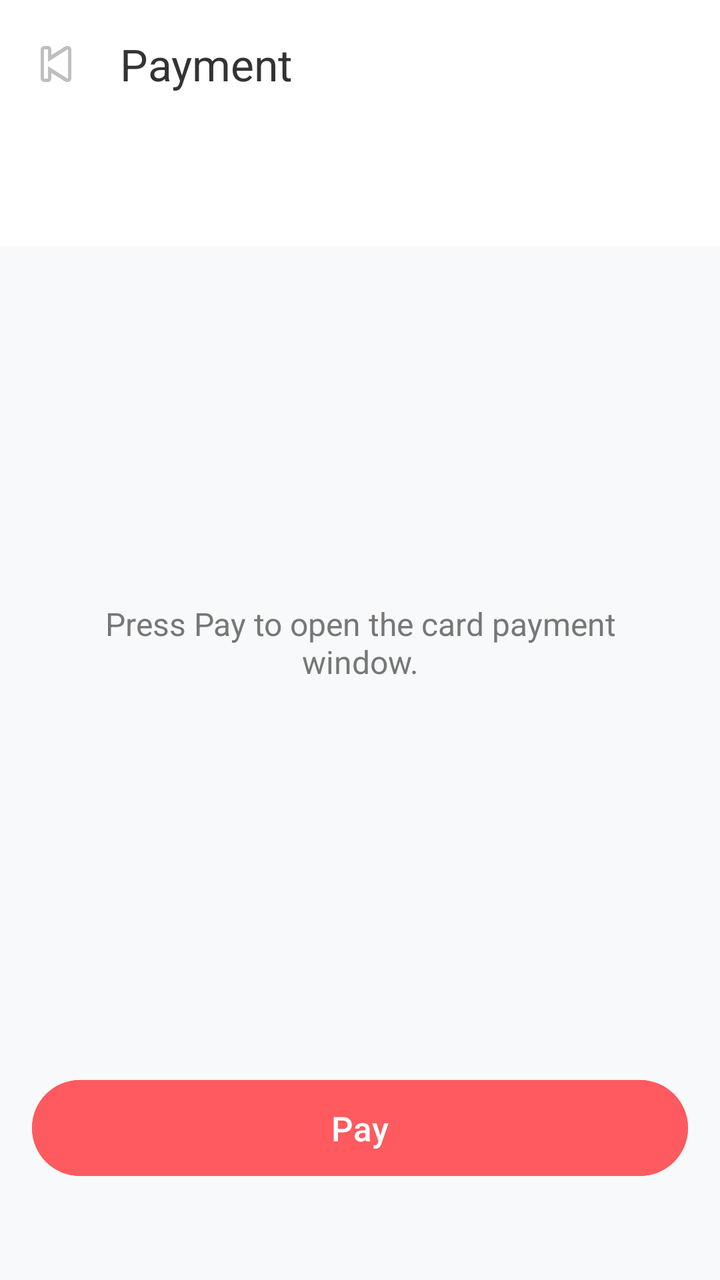
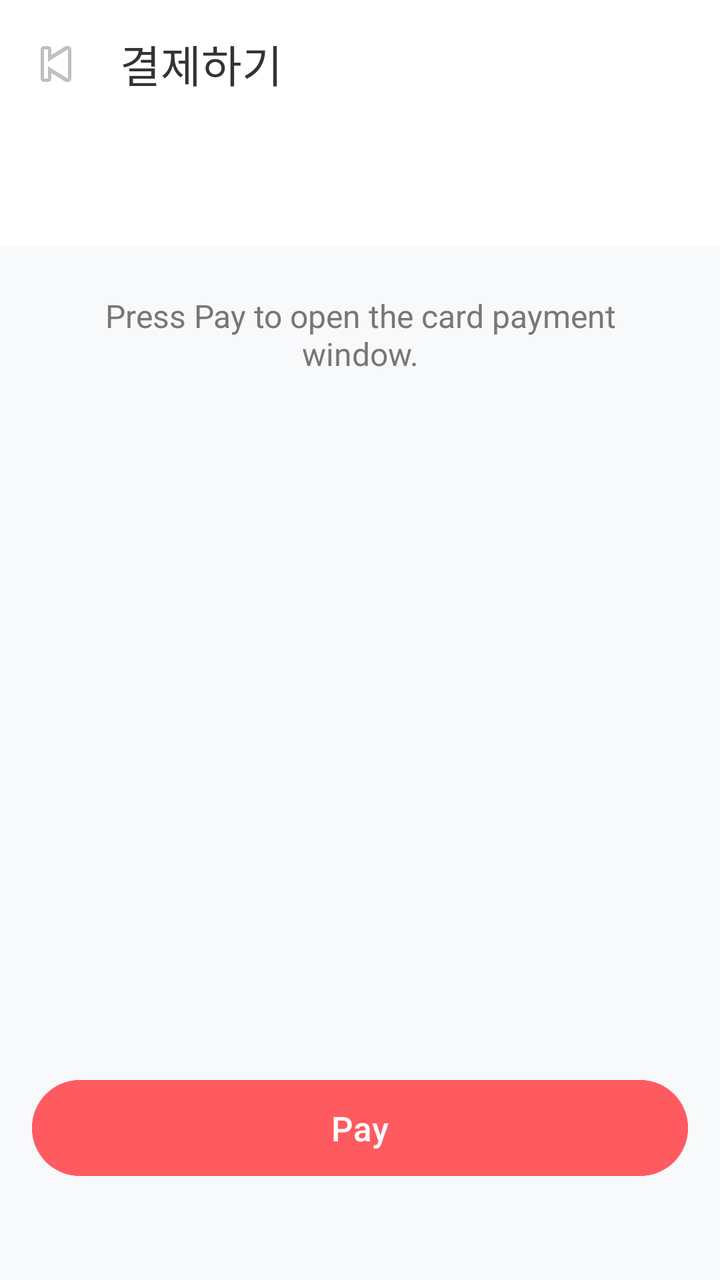

Two renders of the same Android screen: before a commit and after it. Below are the layout's source before the change and the commit's diff.
<!-- AndroidManifest.xml: application theme Theme.Payclient -->
<!-- res/layout/fragment_payment.xml -->
<?xml version="1.0" encoding="utf-8"?>
<androidx.coordinatorlayout.widget.CoordinatorLayout
    xmlns:android="http://schemas.android.com/apk/res/android"
    xmlns:app="http://schemas.android.com/apk/res-auto"
    android:layout_width="match_parent"
    android:layout_height="match_parent"
    android:background="#F8F9FA">

    <com.google.android.material.appbar.AppBarLayout
        android:layout_width="match_parent"
        android:layout_height="wrap_content">

        <androidx.appcompat.widget.Toolbar
            android:id="@+id/toolbar_payment"
            android:layout_width="match_parent"
            android:layout_height="?attr/actionBarSize"
            android:background="#FFFFFF"
            app:navigationIcon="@android:drawable/ic_media_previous"
            app:title="Payment"
            app:titleTextColor="#333333" />
    </com.google.android.material.appbar.AppBarLayout>

    <LinearLayout
        android:layout_width="match_parent"
        android:layout_height="match_parent"
        android:orientation="vertical"
        app:layout_behavior="@string/appbar_scrolling_view_behavior">

        <TextView
            android:id="@+id/tv_payment_amount"
            android:layout_width="match_parent"
            android:layout_height="wrap_content"
            android:background="#FFFFFF"
            android:padding="16dp"
            android:textColor="#FF5A5F"
            android:textSize="20sp"
            android:textStyle="bold" />

        <TextView
            android:id="@+id/tv_payment_description"
            android:layout_width="match_parent"
            android:layout_height="0dp"
            android:layout_weight="1"
            android:gravity="center"
            android:padding="24dp"
            android:text="Press Pay to open the card payment window."
            android:textColor="#777777"
            android:textSize="16sp" />

        <Button
            android:id="@+id/btn_payment"
            android:layout_width="match_parent"
            android:layout_height="56dp"
            android:layout_marginStart="16dp"
            android:layout_marginTop="16dp"
            android:layout_marginEnd="16dp"
            android:layout_marginBottom="48dp"
            android:backgroundTint="#FF5A5F"
            android:enabled="true"
            android:text="Pay"
            android:textColor="#FFFFFF"
            android:textSize="17sp" />
    </LinearLayout>
</androidx.coordinatorlayout.widget.CoordinatorLayout>
<!-- resources referenced by this layout -->
<resources>
  <style name="Theme.Payclient" parent="Base.Theme.Payclient" />
  <style name="Base.Theme.Payclient" parent="Theme.Material3.DayNight.NoActionBar">
          
          <item name="colorPrimary">@color/beige</item>
          <item name="android:windowBackground">@color/baby_blue</item>
      </style>
  <color name="beige">#D9C4B0</color>
  <color name="baby_blue">#ECEEDF</color>
</resources>

<!-- the commit's change to res/layout/fragment_payment.xml (unified diff, before → after) -->
@@ -16,7 +16,7 @@
             android:layout_height="?attr/actionBarSize"
             android:background="#FFFFFF"
             app:navigationIcon="@android:drawable/ic_media_previous"
-            app:title="Payment"
+            app:title="결제하기"
             app:titleTextColor="#333333" />
     </com.google.android.material.appbar.AppBarLayout>
 
@@ -36,16 +36,41 @@
             android:textSize="20sp"
             android:textStyle="bold" />
 
-        <TextView
-            android:id="@+id/tv_payment_description"
+        <ScrollView
             android:layout_width="match_parent"
             android:layout_height="0dp"
             android:layout_weight="1"
-            android:gravity="center"
-            android:padding="24dp"
-            android:text="Press Pay to open the card payment window."
-            android:textColor="#777777"
-            android:textSize="16sp" />
+            android:fillViewport="true">
+
+            <LinearLayout
+                android:layout_width="match_parent"
+                android:layout_height="wrap_content"
+                android:minHeight="320dp"
+                android:orientation="vertical"
+                android:padding="24dp">
+
+                <TextView
+                    android:id="@+id/tv_payment_description"
+                    android:layout_width="match_parent"
+                    android:layout_height="wrap_content"
+                    android:gravity="center"
+                    android:text="Press Pay to open the card payment window."
+                    android:textColor="#777777"
+                    android:textSize="16sp" />
+
+                <TextView
+                    android:id="@+id/tv_receipt_details"
+                    android:layout_width="match_parent"
+                    android:layout_height="wrap_content"
+                    android:layout_marginTop="24dp"
+                    android:background="#FFFFFF"
+                    android:lineSpacingExtra="4dp"
+                    android:padding="16dp"
+                    android:textColor="#333333"
+                    android:textSize="15sp"
+                    android:visibility="gone" />
+            </LinearLayout>
+        </ScrollView>
 
         <Button
             android:id="@+id/btn_payment"
@@ -60,5 +85,18 @@
             android:text="Pay"
             android:textColor="#FFFFFF"
             android:textSize="17sp" />
+
+        <Button
+            android:id="@+id/btn_home"
+            android:layout_width="match_parent"
+            android:layout_height="56dp"
+            android:layout_marginStart="16dp"
+            android:layout_marginEnd="16dp"
+            android:layout_marginBottom="48dp"
+            android:backgroundTint="#333333"
+            android:text="홈으로 돌아가기"
+            android:textColor="#FFFFFF"
+            android:textSize="17sp"
+            android:visibility="gone" />
     </LinearLayout>
 </androidx.coordinatorlayout.widget.CoordinatorLayout>
